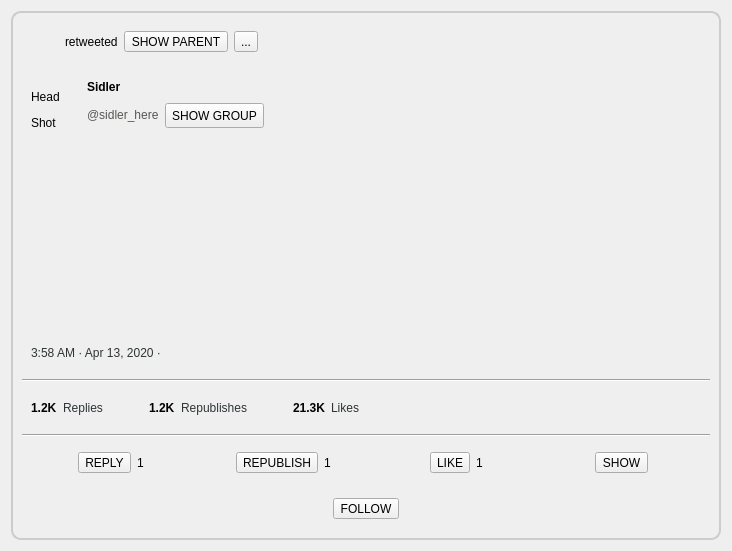
This is retroshare-gui/src/gui/TheWire/PulseTopLevel.ui in RetroShare/RetroShare as Qt 5 draws it before an edit. The edited form follows.
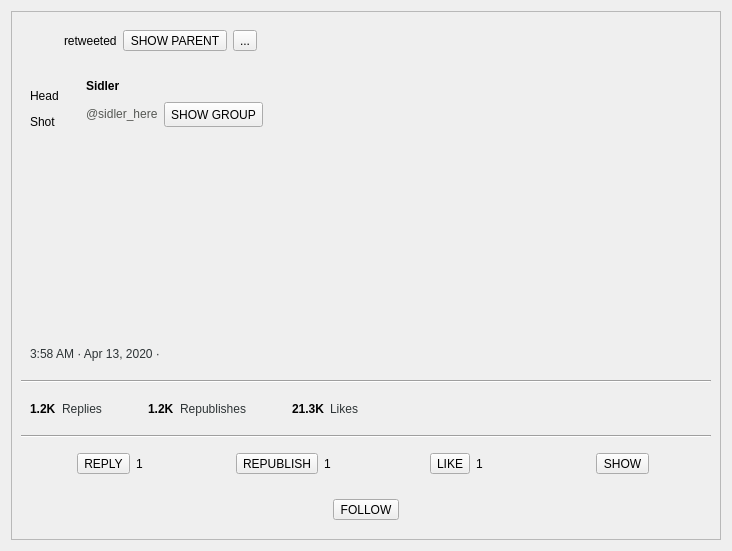
This is the edited form. Icons and pictures are not drawn. Custom widgets are drawn as their Qt base class.

Commit message: removed hardcoded stylesheets from the frames

```diff
--- a/retroshare-gui/src/gui/TheWire/PulseTopLevel.ui
+++ b/retroshare-gui/src/gui/TheWire/PulseTopLevel.ui
@@ -40,10 +40,7 @@
       </size>
      </property>
      <property name="styleSheet">
-      <string notr="true">QFrame#frame{border: 2px solid #CCCCCC;
-background: qlineargradient(x1: 0, y1: 0, x2: 0, y2: 1,
-                                     stop: 0 #EEEEEE, stop: 1 #CCCCCC);
-border-radius: 10px}</string>
+      <string notr="true"/>
      </property>
      <property name="frameShape">
       <enum>QFrame::StyledPanel</enum>
```
The commit also changes 3 other files.
